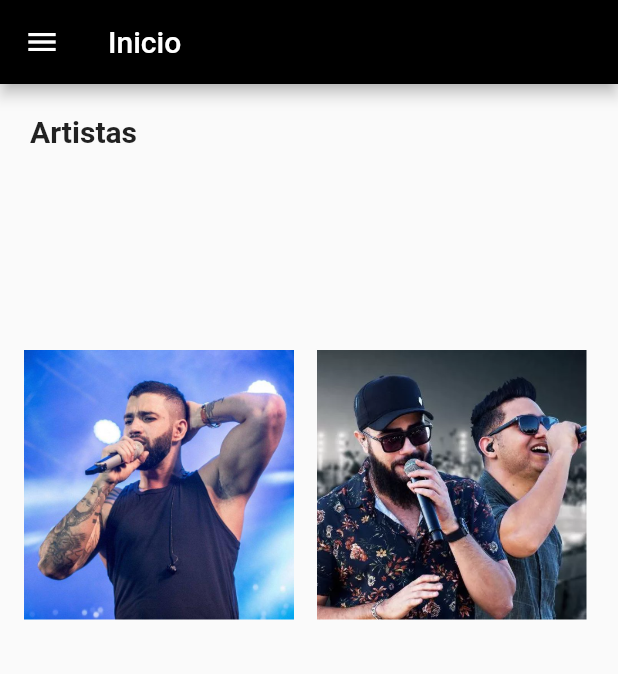
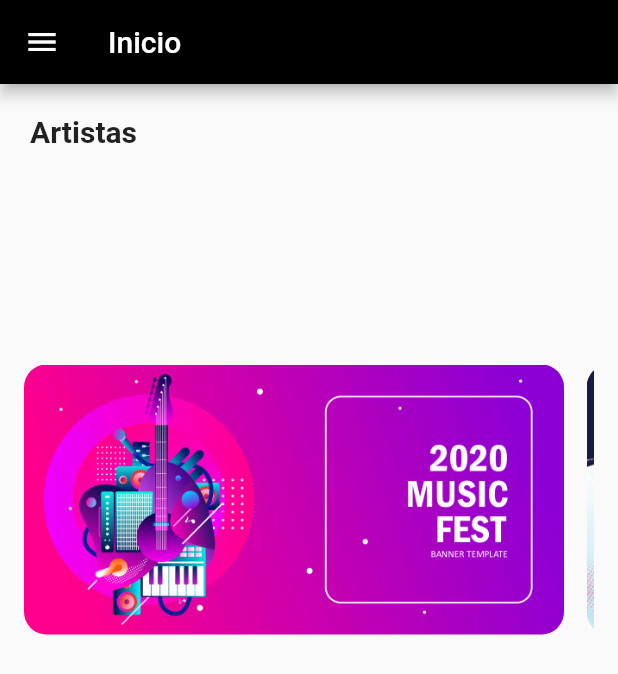
Before and after one commit to equipeffoficial/pc, a Flutter app: the screen it shows after launch, on a phone screen of 412 x 824 dp. Shown: the top 674 px of the screen. Run offline on Flutter 3.47's test engine with Material 2 defaults, Android fonts, the phone set to English and light mode, and no system bars; our stand-ins replace cloud_firestore, firebase_auth; missing offline and left inert: expansion_card; accounts and stored records are empty; network calls fail.

Commit message:
Finalizei a segunda sessão.

```diff
--- a/lib/screens/base/component/section_banner.dart
+++ b/lib/screens/base/component/section_banner.dart
@@ -15,34 +15,25 @@ class SectionBanner extends StatelessWidget {
               scrollDirection: Axis.horizontal,
               children: [
                 ClipRRect(
-                  child: Image.asset(
-                      'asserts/images/gusttavo.jpg'
+                  borderRadius: BorderRadius.circular(15),
+                  child: AspectRatio(
+                    aspectRatio: 4 / 2,
+                    child: Image.asset(
+                        'asserts/images/banner1.jpg'
+                    ),
                   ),
                 ),
                 SizedBox(width: 15,),
                 ClipRRect(
-                  child: Image.asset(
-                      'asserts/images/henrique.jpg'
+                  borderRadius: BorderRadius.circular(15),
+                  child: AspectRatio(
+                    aspectRatio: 4 / 2,
+                    child: Image.asset(
+                        'asserts/images/banner2.jpg'
+                    ),
                   ),
                 ),
                 SizedBox(width: 15,),
-                ClipRRect(
-                  child: Image.asset(
-                      'asserts/images/jorge.jpg'
-                  ),
-                ),
-                SizedBox(width: 15,),
-                ClipRRect(
-                  child: Image.asset(
-                      'asserts/images/maiara.jpg'
-                  ),
-                ),
-                SizedBox(width: 15,),
-                ClipRRect(
-                  child: Image.asset(
-                      'asserts/images/marilia.jpg'
-                  ),
-                ),
               ],
             ),
           ),
--- a/lib/screens/base/home_screen.dart
+++ b/lib/screens/base/home_screen.dart
@@ -24,7 +24,7 @@ class HomeScreen extends StatelessWidget {
                     fontWeight: FontWeight.bold
                   ),)),
               SectionLittle(),
-              SizedBox(height: 10,),
+              SizedBox(height: 20,),
               SectionBanner(),
             ],
           ),
--- a/pubspec.yaml
+++ b/pubspec.yaml
@@ -58,6 +58,9 @@ flutter:
    - asserts/images/jorge.jpg
    - asserts/images/maiara.jpg
    - asserts/images/marilia.jpg
+   - asserts/images/banner1.jpg
+   - asserts/images/banner2.jpg
+
 
   # An image asset can refer to one or more resolution-specific "variants", see
   # https://flutter.dev/assets-and-images/#resolution-aware.
```
Also changed, not shown: asserts/images/banner1.jpg (added), asserts/images/banner2.jpg (added).
